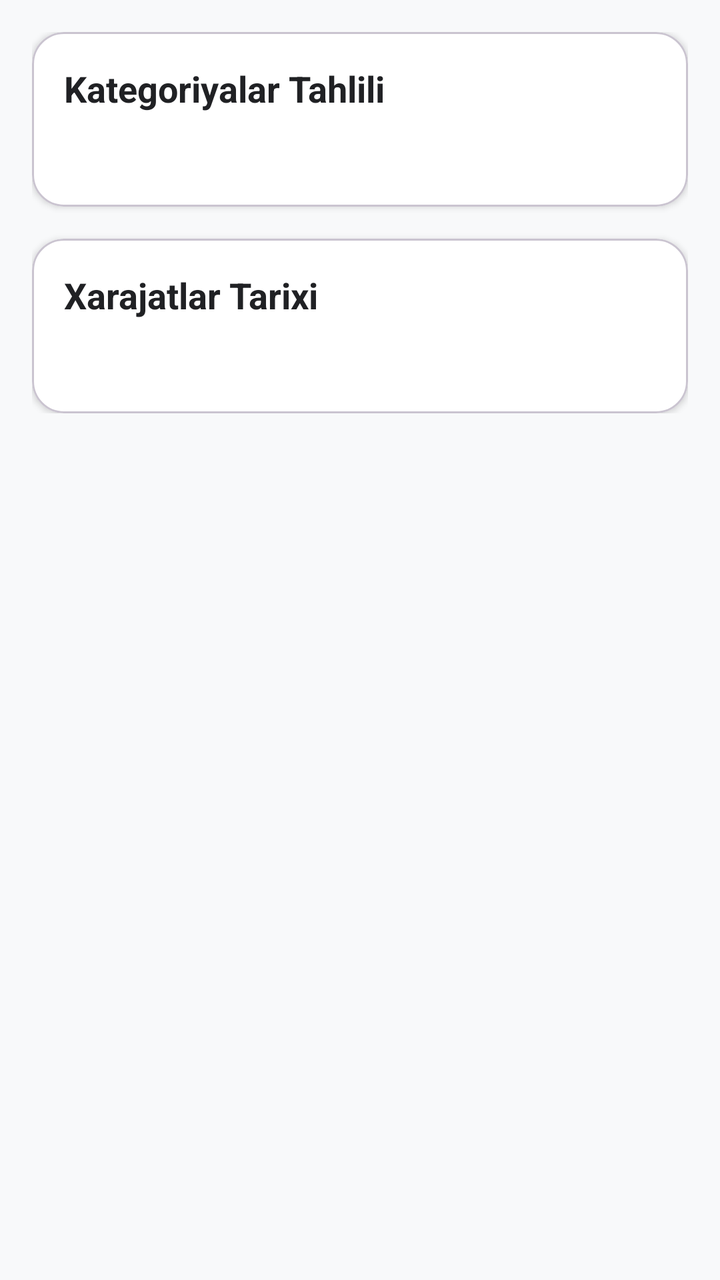
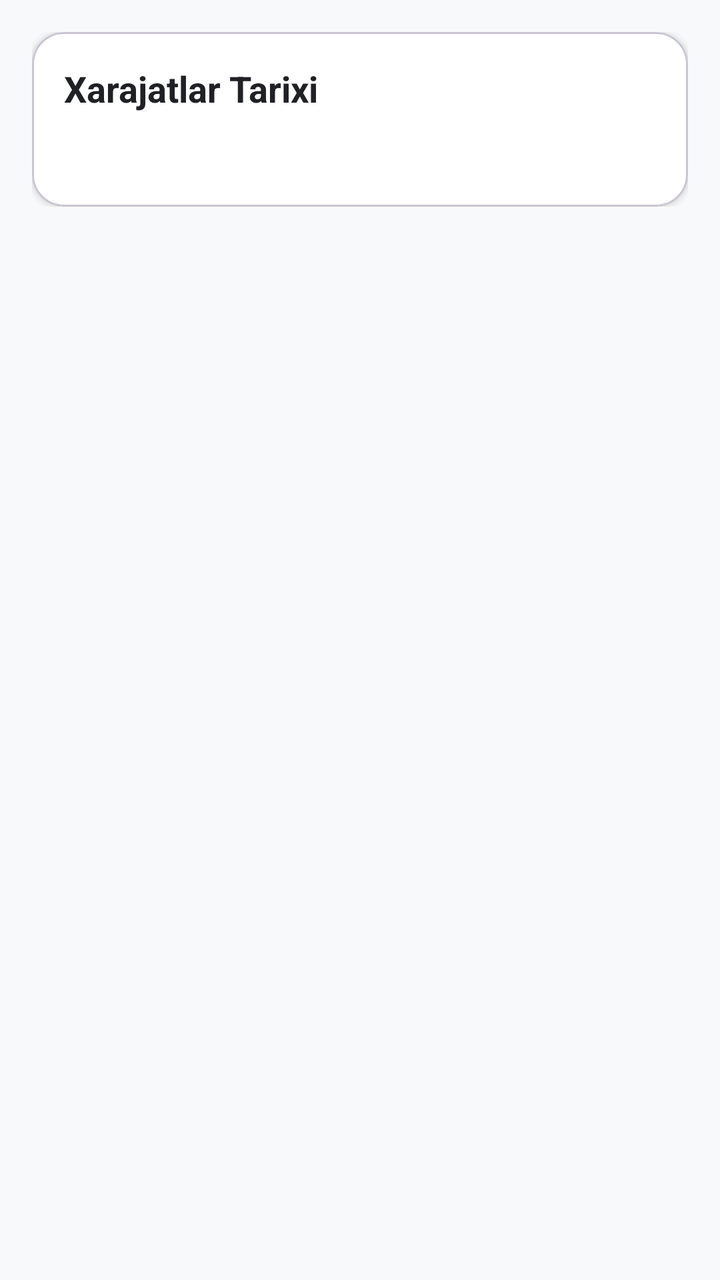

An Android layout rendered at two revisions. The XML below is the earlier revision; the diff shows what the commit changed to produce the second picture.
<!-- AndroidManifest.xml: application theme Theme.Haftalikharajat -->
<!-- res/layout/fragment_period.xml -->
<?xml version="1.0" encoding="utf-8"?>
<androidx.core.widget.NestedScrollView xmlns:android="http://schemas.android.com/apk/res/android"
    xmlns:app="http://schemas.android.com/apk/res-auto"
    android:layout_width="match_parent"
    android:layout_height="match_parent"
    android:background="@color/background">

    <LinearLayout
        android:layout_width="match_parent"
        android:layout_height="wrap_content"
        android:orientation="vertical"
        android:padding="16dp">

        <com.google.android.material.card.MaterialCardView
            android:layout_width="match_parent"
            android:layout_height="wrap_content"
            android:layout_marginBottom="16dp"
            app:cardCornerRadius="16dp"
            app:cardElevation="2dp"
            app:cardBackgroundColor="@color/surface">

            <LinearLayout
                android:layout_width="match_parent"
                android:layout_height="wrap_content"
                android:orientation="vertical"
                android:padding="16dp">

                <TextView
                    android:layout_width="wrap_content"
                    android:layout_height="wrap_content"
                    android:text="Kategoriyalar Tahlili"
                    android:textSize="18sp"
                    android:textStyle="bold"
                    android:textColor="@color/on_surface"
                    android:layout_marginBottom="12dp"/>

                <TextView
                    android:id="@+id/tvPeriodAnalysis"
                    android:layout_width="match_parent"
                    android:layout_height="wrap_content"
                    android:textSize="14sp"
                    android:lineSpacingExtra="4dp"
                    android:textColor="@color/black"/>

            </LinearLayout>
        </com.google.android.material.card.MaterialCardView>

        <com.google.android.material.card.MaterialCardView
            android:layout_width="match_parent"
            android:layout_height="wrap_content"
            app:cardCornerRadius="16dp"
            app:cardElevation="2dp"
            app:cardBackgroundColor="@color/surface">

            <LinearLayout
                android:layout_width="match_parent"
                android:layout_height="wrap_content"
                android:orientation="vertical"
                android:padding="16dp">

                <TextView
                    android:layout_width="wrap_content"
                    android:layout_height="wrap_content"
                    android:text="Xarajatlar Tarixi"
                    android:textSize="18sp"
                    android:textStyle="bold"
                    android:textColor="@color/on_surface"
                    android:layout_marginBottom="12dp"/>

                <TextView
                    android:id="@+id/tvPeriodHistory"
                    android:layout_width="match_parent"
                    android:layout_height="wrap_content"
                    android:textSize="14sp"
                    android:lineSpacingExtra="6dp"
                    android:textColor="@color/black"/>

            </LinearLayout>
        </com.google.android.material.card.MaterialCardView>

    </LinearLayout>
</androidx.core.widget.NestedScrollView>
<!-- resources referenced by this layout -->
<resources>
  <color name="background">#F8F9FA</color>
  <color name="black">#000000</color>
  <color name="on_surface">#202124</color>
  <color name="surface">#FFFFFF</color>
  <style name="Theme.Haftalikharajat" parent="Base.Theme.Haftalikharajat" />
  <style name="Base.Theme.Haftalikharajat" parent="Theme.Material3.DayNight.NoActionBar">
          
          <item name="android:statusBarColor">#F0F2F5</item>
          <item name="android:windowLightStatusBar" tools:targetApi="m">true</item>
      </style>
</resources>

<!-- the commit's change to res/layout/fragment_period.xml (unified diff, before → after) -->
@@ -10,40 +10,6 @@
         android:layout_height="wrap_content"
         android:orientation="vertical"
         android:padding="16dp">
-
-        <com.google.android.material.card.MaterialCardView
-            android:layout_width="match_parent"
-            android:layout_height="wrap_content"
-            android:layout_marginBottom="16dp"
-            app:cardCornerRadius="16dp"
-            app:cardElevation="2dp"
-            app:cardBackgroundColor="@color/surface">
-
-            <LinearLayout
-                android:layout_width="match_parent"
-                android:layout_height="wrap_content"
-                android:orientation="vertical"
-                android:padding="16dp">
-
-                <TextView
-                    android:layout_width="wrap_content"
-                    android:layout_height="wrap_content"
-                    android:text="Kategoriyalar Tahlili"
-                    android:textSize="18sp"
-                    android:textStyle="bold"
-                    android:textColor="@color/on_surface"
-                    android:layout_marginBottom="12dp"/>
-
-                <TextView
-                    android:id="@+id/tvPeriodAnalysis"
-                    android:layout_width="match_parent"
-                    android:layout_height="wrap_content"
-                    android:textSize="14sp"
-                    android:lineSpacingExtra="4dp"
-                    android:textColor="@color/black"/>
-
-            </LinearLayout>
-        </com.google.android.material.card.MaterialCardView>
 
         <com.google.android.material.card.MaterialCardView
             android:layout_width="match_parent"
